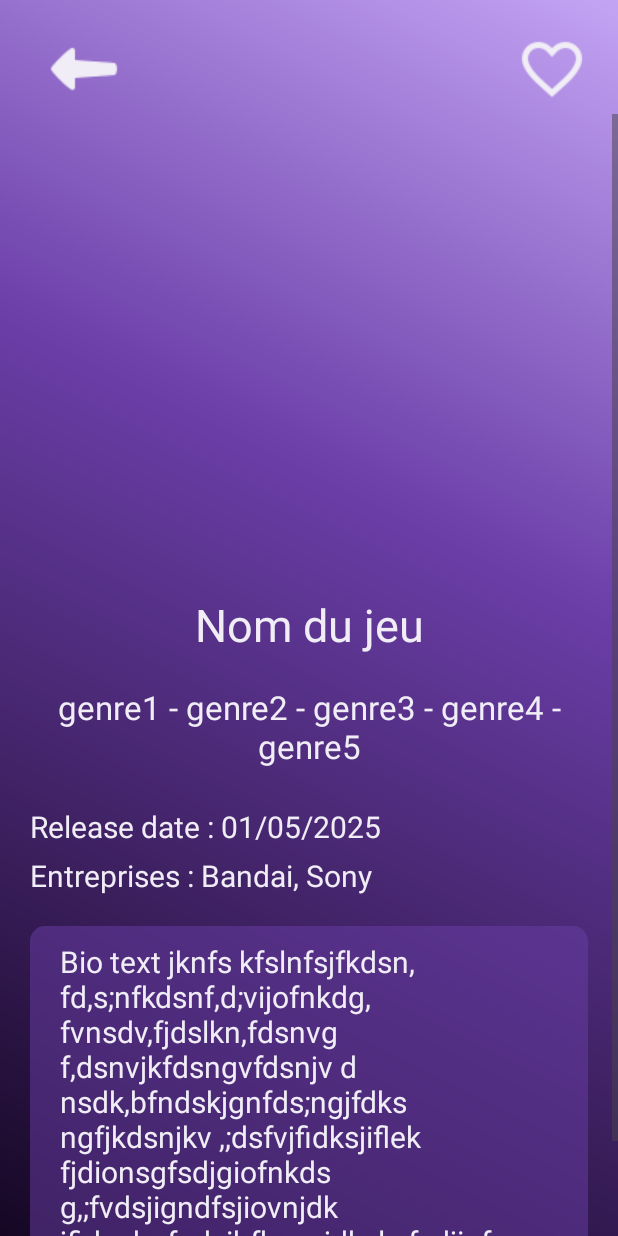
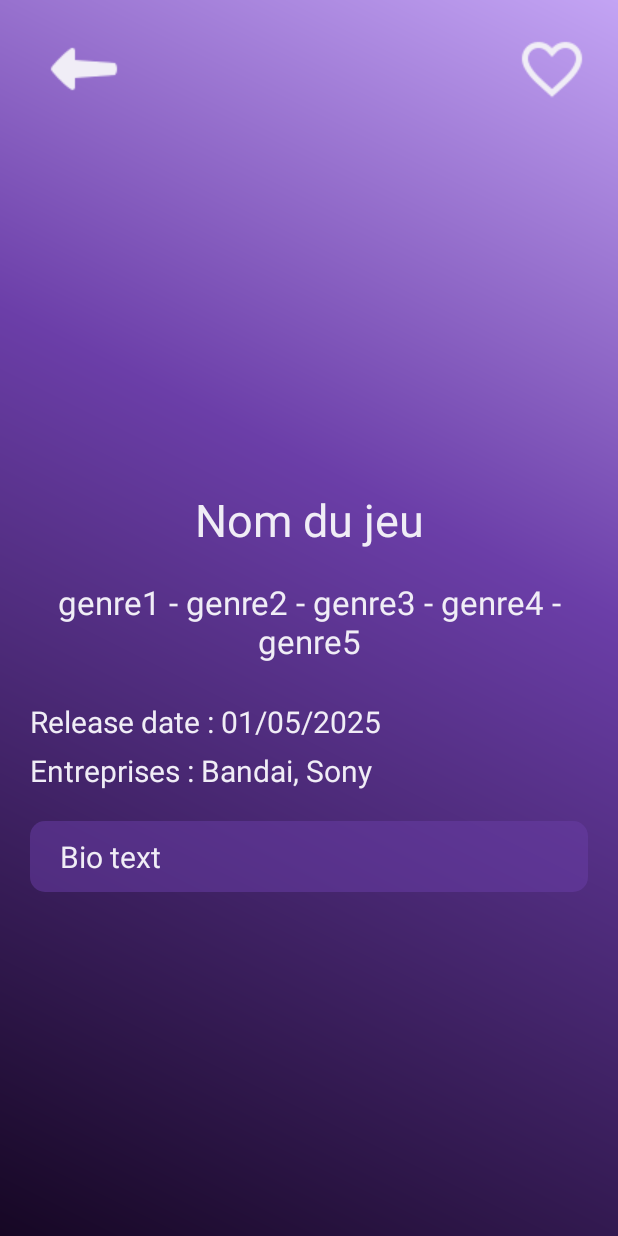
Before and after one commit to AbdelGJL/WikiGames, an Android app: the GameInfo screen opened directly, with no data from a screen before it, on a phone screen of 412 x 824 dp. Run offline under Robolectric (Android 15) with nearby library versions, the phone set to English and light mode, and no system bars; our stand-ins replace Firebase (no records; nobody signed in at launch, a user with empty details on screens opened directly); 2 statements that could not run were skipped.

Commit message:
peaufinage
modification de la couleur de police des pages register et login

```diff
--- a/app/src/main/java/com/example/wikigames/RegisterActivity.kt
+++ b/app/src/main/java/com/example/wikigames/RegisterActivity.kt
@@ -71,7 +71,7 @@ class RegisterActivity : AppCompatActivity() {
         val password = passwordEditText.text.toString()
         val bio = ""
         val favori: MutableList<String>? = null // mutableListOf("élément1", "élément2", "élément3")
-        val profile = "gs://wikigames-be826.appspot.com/profile_pictures/profilepicture.png"
+        val profile = "gs://wikigames-be826.appspot.com/profile_pictures/profilepicture.png" // photo de profil de base voué à etre modifier
 
         if (email.isNotEmpty() && password.isNotEmpty() && username.isNotEmpty()) {
             // Firebase authentication for user registration
--- a/app/src/main/res/layout/activity_game_info.xml
+++ b/app/src/main/res/layout/activity_game_info.xml
@@ -73,7 +73,7 @@
                 android:layout_width="match_parent"
                 android:layout_height="200dp"
                 android:layout_marginStart="50dp"
-                android:layout_marginTop="100dp"
+                android:layout_marginTop="30dp"
                 android:layout_marginEnd="50dp"
                 android:scaleType="fitCenter"
                 tools:srcCompat="@drawable/apex" />
@@ -133,26 +133,13 @@
                 android:layout_marginStart="20dp"
                 android:layout_marginTop="20dp"
                 android:layout_marginEnd="20dp"
+                android:layout_marginBottom="70dp"
                 android:background="@drawable/pop_background"
                 android:paddingStart="20dp"
                 android:paddingTop="10dp"
                 android:paddingEnd="20dp"
                 android:paddingBottom="10dp"
-                android:text="Bio text
-jknfs
-kfslnfsjfkdsn, fd,s;nfkdsnf,d;vijofnkdg, fvnsdv,fjdslkn,fdsnvg f,dsnvjkfdsngvfdsnjv d
-nsdk,bfndskjgnfds;ngjfdksngfjkdsnjkv ,;dsfvjfidksjiflek
-fjdionsgfsdjgiofnkds g,;fvdsjigndfsjiovnjdk
-jfidosbgfndsibfknsgjdkslg,fsdjigf
-jfidnjbkgsdfkjlgn,dsf;gjrken,f;dsjoinklre
-jfkdnsbgjfdsjgionr;eiokngre
-jginfdjbkgfsnjgk,fdikgjnf,ds
-jiokngkfdjsngjksjgiofnler
-jiogkdfdlgjklflkjdsfgnk,f;dsjogifds
-jgiofhnkdsfjlgkf,odsjfdkslpre
-jgiodfhgn,fdsgkfsdhgior
-iojdfilksoighdfskjlgfjdsklng,fsdp
-"
+                android:text="Bio text"
                 android:textColor="@color/offwhite"
                 android:textSize="20sp" />
 
--- a/app/src/main/res/layout/login.xml
+++ b/app/src/main/res/layout/login.xml
@@ -87,7 +87,7 @@
                 android:layout_marginStart="20dp"
                 android:hint="Email"
                 android:ems="10"
-                android:textColor="@color/whiteproject"
+                android:textColor="@color/darkcolor"
                 android:textSize="20sp"
                 app:layout_constraintBottom_toBottomOf="parent"
                 app:layout_constraintStart_toStartOf="parent"
@@ -110,7 +110,7 @@
                 android:layout_marginStart="20dp"
                 android:hint="Password"
                 android:ems="10"
-                android:textColor="@color/whiteproject"
+                android:textColor="@color/darkcolor"
                 android:textSize="20sp"
                 android:inputType="textPassword"
                 app:layout_constraintBottom_toBottomOf="parent"
--- a/app/src/main/res/layout/register.xml
+++ b/app/src/main/res/layout/register.xml
@@ -98,7 +98,7 @@
                 android:layout_marginStart="20dp"
                 android:ems="10"
                 android:hint="Email"
-                android:textColor="@color/whiteproject"
+                android:textColor="@color/darkcolor"
                 android:textSize="20sp"
                 app:layout_constraintBottom_toBottomOf="parent"
                 app:layout_constraintStart_toStartOf="parent"
@@ -123,7 +123,7 @@
                 android:layout_marginStart="20dp"
                 android:ems="10"
                 android:hint="Password"
-                android:textColor="@color/whiteproject"
+                android:textColor="@color/darkcolor"
                 android:textSize="20sp"
                 android:inputType="textPassword"
                 app:layout_constraintBottom_toBottomOf="parent"
@@ -161,7 +161,7 @@
                 android:ems="10"
                 android:inputType="text"
                 android:hint="Username"
-                android:textColor="@color/whiteproject"
+                android:textColor="@color/darkcolor"
                 app:layout_constraintBottom_toBottomOf="parent"
                 app:layout_constraintStart_toStartOf="parent"
                 app:layout_constraintTop_toTopOf="parent" />
```
Also changed, not shown: app/src/main/java/com/example/wikigames/Profile.kt (+6 -6 lines).
